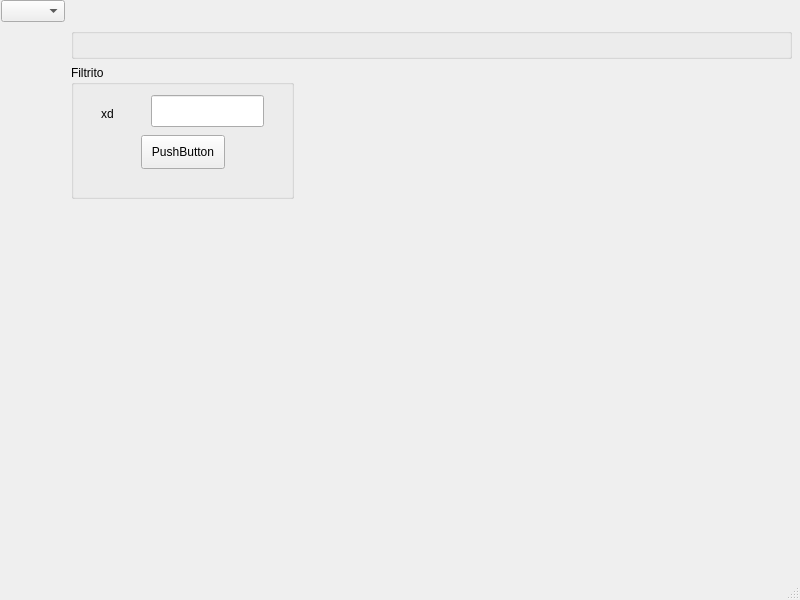
This is UI.ui in GullinoAgus/Filter-TOOL-ELECTRO as Qt 5 draws it before an edit. The edited form follows.
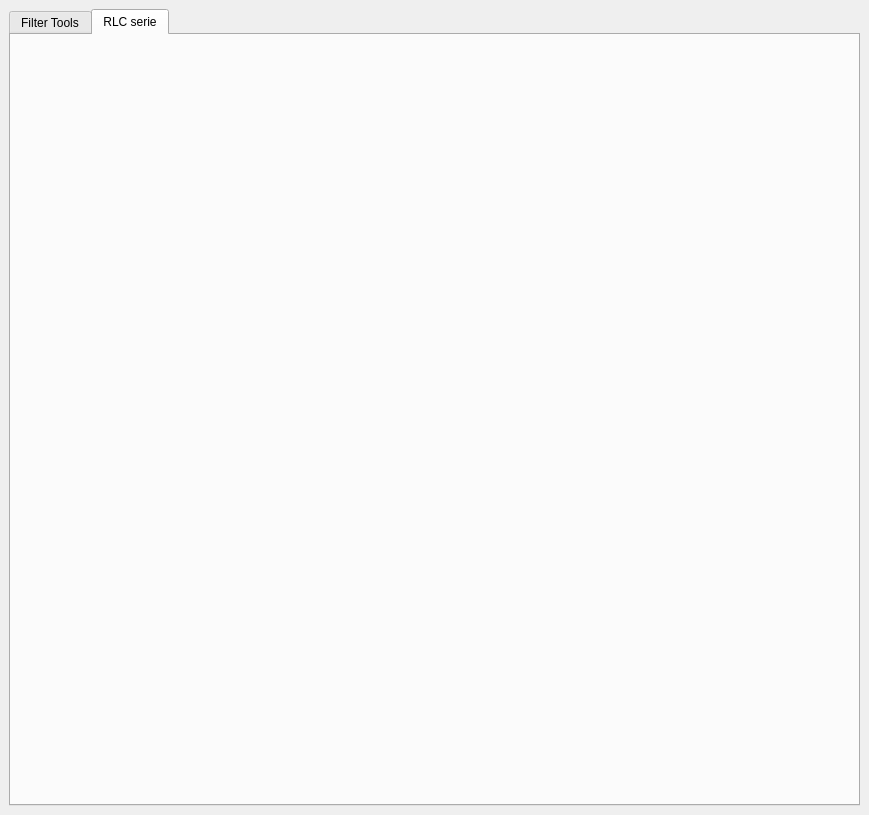
This is the edited form.

Commit message: Creando la interfaz

What changed in the file:
```diff
--- a/UI.ui
+++ b/UI.ui
@@ -6,8 +6,8 @@
    <rect>
     <x>0</x>
     <y>0</y>
-    <width>800</width>
-    <height>600</height>
+    <width>869</width>
+    <height>815</height>
    </rect>
   </property>
   <property name="windowTitle">
@@ -17,146 +17,26 @@
    <property name="enabled">
     <bool>true</bool>
    </property>
-   <widget class="QWidget" name="gridLayoutWidget">
-    <property name="geometry">
-     <rect>
-      <x>1</x>
-      <y>0</y>
-      <width>791</width>
-      <height>541</height>
-     </rect>
-    </property>
-    <layout class="QGridLayout" name="gridLayout">
-     <item row="0" column="0">
-      <widget class="QComboBox" name="Filtro">
-       <property name="placeholderText">
-        <string>Holiwi</string>
-       </property>
-       <item>
-        <property name="text">
-         <string>sssss</string>
-        </property>
-       </item>
-       <item>
-        <property name="text">
-         <string>ddddd</string>
-        </property>
-       </item>
+   <layout class="QGridLayout" name="gridLayout_2">
+    <item row="0" column="0">
+     <widget class="QTabWidget" name="tabWidget">
+      <property name="currentIndex">
+       <number>1</number>
+      </property>
+      <widget class="QWidget" name="FilterTools">
+       <attribute name="title">
+        <string>Filter Tools</string>
+       </attribute>
       </widget>
-     </item>
-     <item row="2" column="1">
-      <widget class="QStackedWidget" name="stackedWidget">
-       <property name="contextMenuPolicy">
-        <enum>Qt::NoContextMenu</enum>
-       </property>
-       <property name="acceptDrops">
-        <bool>false</bool>
-       </property>
-       <property name="inputMethodHints">
-        <set>Qt::ImhNone</set>
-       </property>
-       <property name="frameShape">
-        <enum>QFrame::NoFrame</enum>
-       </property>
-       <property name="currentIndex">
-        <number>1</number>
-       </property>
-       <widget class="QWidget" name="page"/>
-       <widget class="QWidget" name="page_2">
-        <widget class="QGroupBox" name="groupBox">
-         <property name="geometry">
-          <rect>
-           <x>0</x>
-           <y>0</y>
-           <width>223</width>
-           <height>134</height>
-          </rect>
-         </property>
-         <property name="minimumSize">
-          <size>
-           <width>0</width>
-           <height>100</height>
-          </size>
-         </property>
-         <property name="title">
-          <string>Filtrito</string>
-         </property>
-         <widget class="QLineEdit" name="lineEdit">
-          <property name="geometry">
-           <rect>
-            <x>80</x>
-            <y>30</y>
-            <width>113</width>
-            <height>32</height>
-           </rect>
-          </property>
-         </widget>
-         <widget class="QLabel" name="label">
-          <property name="geometry">
-           <rect>
-            <x>30</x>
-            <y>40</y>
-            <width>55</width>
-            <height>18</height>
-           </rect>
-          </property>
-          <property name="text">
-           <string>xd</string>
-          </property>
-          <property name="buddy">
-           <cstring>lineEdit</cstring>
-          </property>
-         </widget>
-         <widget class="QPushButton" name="pushButton">
-          <property name="geometry">
-           <rect>
-            <x>70</x>
-            <y>70</y>
-            <width>84</width>
-            <height>34</height>
-           </rect>
-          </property>
-          <property name="text">
-           <string>PushButton</string>
-          </property>
-         </widget>
-        </widget>
-       </widget>
+      <widget class="QWidget" name="RLCSerie">
+       <attribute name="title">
+        <string>RLC serie</string>
+       </attribute>
       </widget>
-     </item>
-     <item row="1" column="1">
-      <widget class="QGroupBox" name="groupBox_2"/>
-     </item>
-     <item row="0" column="1">
-      <spacer name="horizontalSpacer">
-       <property name="orientation">
-        <enum>Qt::Horizontal</enum>
-       </property>
-       <property name="sizeHint" stdset="0">
-        <size>
-         <width>40</width>
-         <height>20</height>
-        </size>
-       </property>
-      </spacer>
-     </item>
-     <item row="2" column="0">
-      <spacer name="verticalSpacer">
-       <property name="orientation">
-        <enum>Qt::Vertical</enum>
-       </property>
-       <property name="sizeHint" stdset="0">
-        <size>
-         <width>20</width>
-         <height>40</height>
-        </size>
-       </property>
-      </spacer>
-     </item>
-    </layout>
-   </widget>
+     </widget>
+    </item>
+   </layout>
   </widget>
-  <widget class="QStatusBar" name="statusbar"/>
  </widget>
  <tabstops>
   <tabstop>Filtro</tabstop>
```
Left out of the diff: 40 changed lines with no effect on the pictures. The commit also changes 6 other files.
